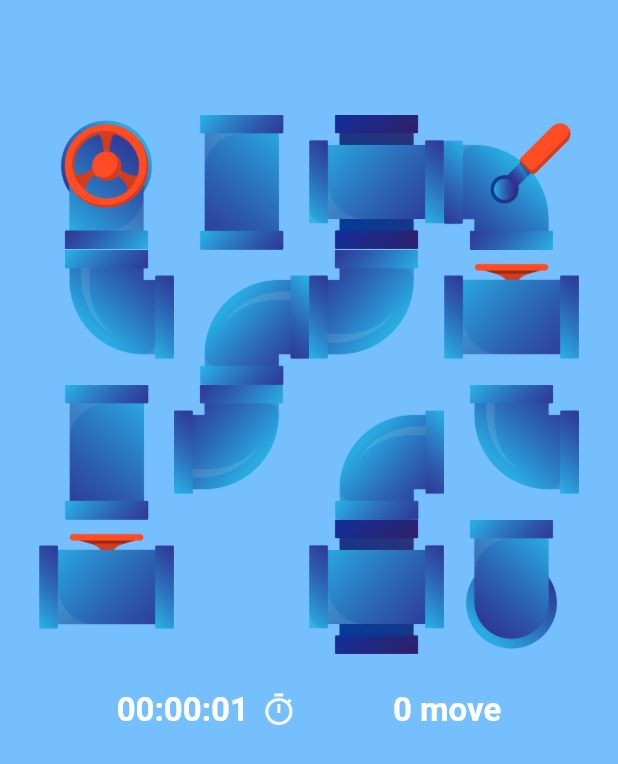
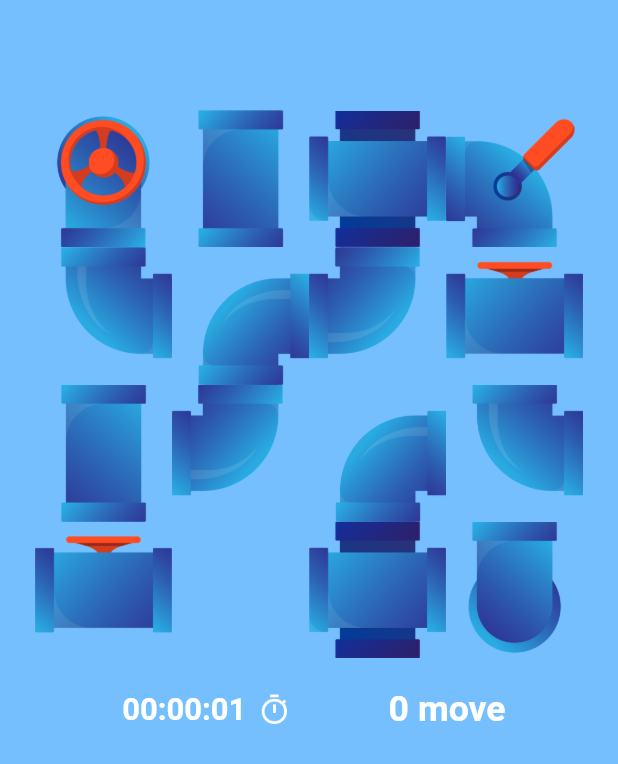
Before and after one commit to Apparence-io/flutter-challenge, a Flutter app: the screen it shows after launch, after a tap on the "music note" icon, after a tap on the "volume up" icon, after a tap on "Start Game", on a phone screen of 412 x 824 dp. Shown: the part 387-1151 px from the top of the screen. Run offline on Flutter 3.47's test engine with Material 2 defaults, Android fonts, the phone set to English and light mode, and no system bars; our stand-ins replace confetti, equatable, just_audio, universal_platform; generated files the repository leaves out were written again.

Commit message:
feat: add animation on start game

```diff
--- a/lib/src/app.dart
+++ b/lib/src/app.dart
@@ -14,7 +14,7 @@ class App extends StatelessWidget {
   const App({
     Key? key,
     required this.settingsController,
-    this.initialRoute = 'splashscreen',
+    this.initialRoute = '/',
   }) : super(key: key);
 
   final String? initialRoute;
--- a/lib/src/puzzle/view/puzzle_page.dart
+++ b/lib/src/puzzle/view/puzzle_page.dart
@@ -193,11 +193,18 @@ class PuzzlePageState extends State<PuzzlePage> {
           ),
           Expanded(
             child: ResponsiveLayoutBuilder(
-              child: (breakpoint) => Flex(
+              child: (breakpoint) => AnimatedSwitcher(
+                duration: const Duration(milliseconds: 450),
+                switchInCurve: Curves.easeIn,
+                switchOutCurve: Curves.easeIn,
+                child: Flex(
+                  key: ValueKey<bool>(started),
                   direction: breakpoint.index >= Breakpoint.medium.index
                       ? Axis.horizontal
                       : Axis.vertical,
-                mainAxisAlignment: MainAxisAlignment.spaceEvenly,
+                  mainAxisAlignment: started
+                      ? MainAxisAlignment.spaceEvenly
+                      : MainAxisAlignment.center,
                   children: [
                     Column(
                       crossAxisAlignment: CrossAxisAlignment.start,
@@ -228,8 +235,8 @@ class PuzzlePageState extends State<PuzzlePage> {
                         ),
                       ],
                     ),
-                  AnimatedContainer(
-                    duration: const Duration(milliseconds: 500),
+                    if (started)
+                      Container(
                         decoration: BoxDecoration(
                           color: extraTheme(context).puzzleBackgroundColor,
                         ),
@@ -249,7 +256,8 @@ class PuzzlePageState extends State<PuzzlePage> {
                               mainAxisAlignment: MainAxisAlignment.center,
                               children: [
                                 PuzzleTimer(
-                              timeElapsed: Duration(seconds: secondsElapsed),
+                                  timeElapsed:
+                                      Duration(seconds: secondsElapsed),
                                 ),
                                 const SizedBox(
                                   width: 64,
@@ -259,8 +267,11 @@ class PuzzlePageState extends State<PuzzlePage> {
                             ),
                           ],
                         ),
+                      )
+                    else
+                      const SizedBox.shrink(),
+                  ],
                 ),
-                ],
               ),
             ),
           ),
--- a/lib/src/puzzle/widgets/puzzle_board.dart
+++ b/lib/src/puzzle/widgets/puzzle_board.dart
@@ -4,6 +4,7 @@ import 'package:flutter_puzzle_hack/src/layout/responsive_layout_builder.dart';
 import 'package:flutter_puzzle_hack/src/models/dimension.dart';
 import 'package:flutter_puzzle_hack/src/models/tile.dart';
 import 'package:flutter_puzzle_hack/src/puzzle/widgets/puzzle_tile.dart';
+import 'package:flutter_puzzle_hack/src/puzzle/widgets/scale_up_animation.dart';
 
 final _breakpointDimensions = <Breakpoint, double>{
   Breakpoint.xsmall: 360,
@@ -36,7 +37,9 @@ class PuzzleBoard extends StatelessWidget {
       return const CircularProgressIndicator();
     }
 
-    return ResponsiveLayoutBuilder(
+    return ScaleUpAnimation(
+      delayMilliseconds: 200,
+      child: ResponsiveLayoutBuilder(
         child: (breakpoint) => Card(
           child: Padding(
             padding: const EdgeInsets.all(4),
@@ -64,6 +67,7 @@ class PuzzleBoard extends StatelessWidget {
             ),
           ),
         ),
+      ),
     );
   }
 }
--- a/lib/src/puzzle/widgets/puzzle_move_counter.dart
+++ b/lib/src/puzzle/widgets/puzzle_move_counter.dart
@@ -2,6 +2,7 @@ import 'package:flutter/material.dart';
 import 'package:flutter_puzzle_hack/src/l10n/l10n.dart';
 import 'package:flutter_puzzle_hack/src/layout/breakpoint_provider.dart';
 import 'package:flutter_puzzle_hack/src/layout/responsive_layout_builder.dart';
+import 'package:flutter_puzzle_hack/src/puzzle/widgets/scale_up_animation.dart';
 
 class PuzzleMoveCounter extends StatelessWidget {
   const PuzzleMoveCounter({
@@ -17,7 +18,9 @@ class PuzzleMoveCounter extends StatelessWidget {
   Widget build(BuildContext context) {
     final l10n = context.l10n;
 
-    return ResponsiveLayoutBuilder(
+    return ScaleUpAnimation(
+      delayMilliseconds: 700,
+      child: ResponsiveLayoutBuilder(
         // ignore: prefer-extracting-callbacks
         child: (breakpoint) {
           final theme = Theme.of(context);
@@ -32,6 +35,7 @@ class PuzzleMoveCounter extends StatelessWidget {
             child: Text(l10n.nMoves(moveCount)),
           );
         },
+      ),
     );
   }
 }
--- a/lib/src/puzzle/widgets/puzzle_timer.dart
+++ b/lib/src/puzzle/widgets/puzzle_timer.dart
@@ -2,6 +2,7 @@ import 'package:flutter/material.dart';
 import 'package:flutter_puzzle_hack/src/l10n/l10n.dart';
 import 'package:flutter_puzzle_hack/src/layout/breakpoint_provider.dart';
 import 'package:flutter_puzzle_hack/src/layout/responsive_layout_builder.dart';
+import 'package:flutter_puzzle_hack/src/puzzle/widgets/scale_up_animation.dart';
 
 final _iconDimensions = <Breakpoint, double>{
   Breakpoint.xsmall: 24,
@@ -45,7 +46,9 @@ class PuzzleTimer extends StatelessWidget {
 
   @override
   Widget build(BuildContext context) {
-    return ResponsiveLayoutBuilder(
+    return ScaleUpAnimation(
+      delayMilliseconds: 500,
+      child: ResponsiveLayoutBuilder(
         // ignore: prefer-extracting-callbacks
         child: (breakpoint) {
           final theme = Theme.of(context);
@@ -78,6 +81,7 @@ class PuzzleTimer extends StatelessWidget {
             ],
           );
         },
+      ),
     );
   }
 }
--- /dev/null
+++ b/lib/src/puzzle/widgets/scale_up_animation.dart
@@ -0,0 +1,55 @@
+import 'package:flutter/material.dart';
+
+class ScaleUpAnimation extends StatefulWidget {
+  const ScaleUpAnimation({
+    Key? key,
+    required this.child,
+    required this.delayMilliseconds,
+  }) : super(key: key);
+
+  final Widget child;
+  final int delayMilliseconds;
+
+  @override
+  State<ScaleUpAnimation> createState() => _ScaleUpAnimationState();
+}
+
+class _ScaleUpAnimationState extends State<ScaleUpAnimation>
+    with SingleTickerProviderStateMixin {
+  late AnimationController animationController;
+  late Animation<double> animation;
+
+  @override
+  void initState() {
+    super.initState();
+
+    animationController = AnimationController(
+      duration: const Duration(milliseconds: 1500),
+      vsync: this,
+    );
+
+    animation = Tween<double>(begin: 0, end: 1)
+        .chain(CurveTween(curve: Curves.elasticOut))
+        .animate(animationController);
+
+    Future.delayed(
+      Duration(milliseconds: widget.delayMilliseconds),
+      () => animationController.forward(),
+    );
+  }
+
+  @override
+  Widget build(BuildContext context) {
+    return ScaleTransition(
+      scale: animation,
+      child: widget.child,
+    );
+  }
+
+  @override
+  void dispose() {
+    animationController.dispose();
+
+    super.dispose();
+  }
+}
```
Lines whose indentation alone changed are shown as unchanged.
